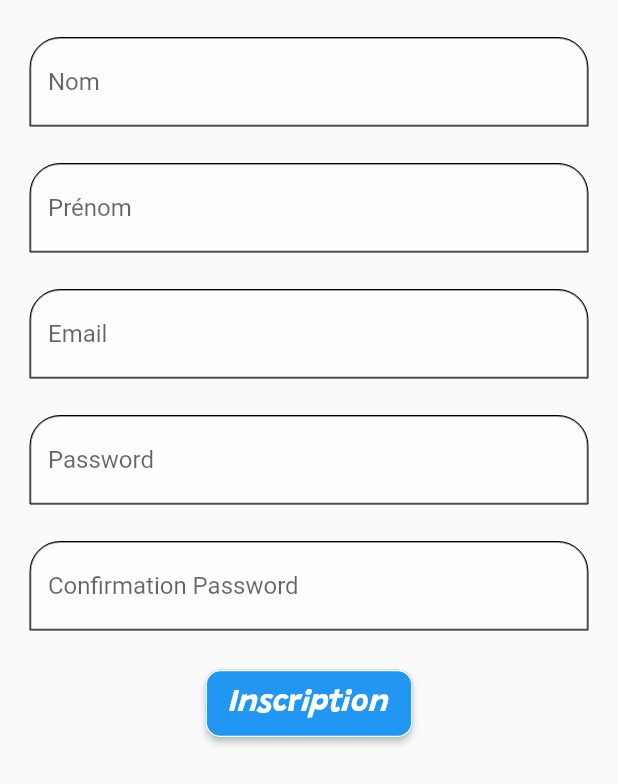
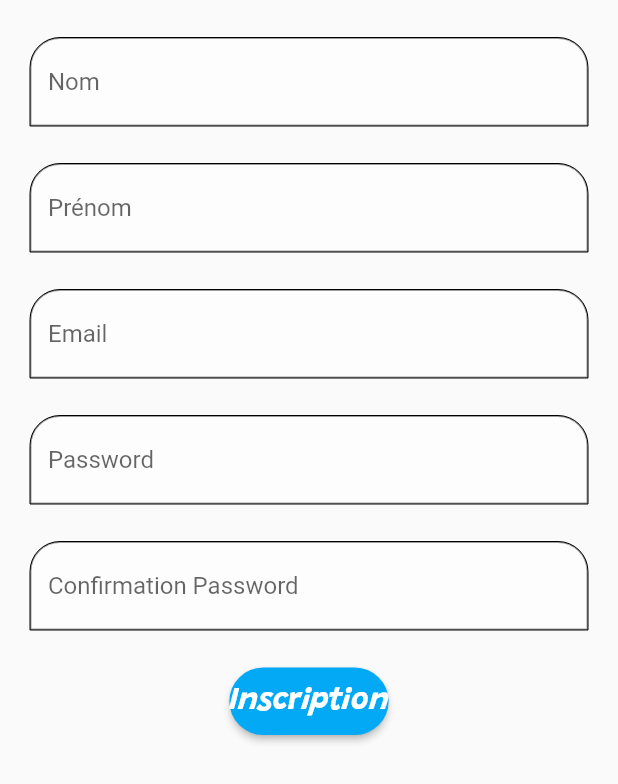
Before and after one commit to waeldghais/chat_app, a Flutter app: the TextBtnI widget shown alone on an empty page, opened directly, on a phone screen of 412 x 824 dp. Shown: the top 784 px of the screen. Run offline on Flutter 3.47's test engine with Material 2 defaults, Android fonts, the phone set to English and light mode, and no system bars; drawn by our look-alikes of rounded_loading_button; our stand-ins replace cloud_firestore, file, firebase_auth, firebase_core, firebase_database, firebase_storage and 4 more; missing offline and left inert: image_downloader; accounts and stored records are empty; network calls fail.

Commit message:
add animation to btt inscri and login

```diff
--- a/lib/ui/text_Btn_Inscri.dart
+++ b/lib/ui/text_Btn_Inscri.dart
@@ -1,6 +1,9 @@
+import 'dart:async';
+
 import 'package:cloud_firestore/cloud_firestore.dart';
 import 'package:firebase_auth/firebase_auth.dart';
 import 'package:flutter/material.dart';
+import 'package:rounded_loading_button/rounded_loading_button.dart';
 
 import 'home/pagehome.dart';
 
@@ -17,7 +20,8 @@ class _Body extends State<TextBtnI> {
   TextEditingController _nom = new TextEditingController();
   TextEditingController _prenom = new TextEditingController();
   final FirebaseFirestore _firestore = FirebaseFirestore.instance;
-
+  final RoundedLoadingButtonController _btnController =
+      new RoundedLoadingButtonController();
   @override
   Widget build(BuildContext context) {
     return Column(children: [
@@ -143,11 +147,19 @@ class _Body extends State<TextBtnI> {
       //Button pour la Inscription
       Padding(
           padding: EdgeInsets.only(left: 20, right: 20, top: 25),
-        child: ButtonTheme(
-            minWidth: 80.0,
+          child: RoundedLoadingButton(
+            width: 100.0,
             height: 45.0,
-            child: RaisedButton(
-              disabledColor: Colors.white,
+            child: Text(
+              'Inscription',
+              style: TextStyle(
+                  fontStyle: FontStyle.italic,
+                  color: Colors.white,
+                  fontWeight: FontWeight.bold,
+                  fontSize: 20,
+                  fontFamily: 'Lobster'),
+            ),
+            controller: _btnController,
             onPressed: () async {
               try {
                 if (_passwordCo.text == _password.text) {
@@ -171,7 +183,9 @@ class _Body extends State<TextBtnI> {
                       },
                     );
                   });
-
+                  Timer(Duration(seconds: 3), () {
+                    _btnController.success();
+                  });
                   Navigator.push(
                       context,
                       MaterialPageRoute(
@@ -186,25 +200,7 @@ class _Body extends State<TextBtnI> {
                 print(error);
               }
             },
-              shape: RoundedRectangleBorder(
-                  borderRadius: BorderRadius.only(
-                    topLeft: Radius.circular(10),
-                    topRight: Radius.circular(10),
-                    bottomLeft: Radius.circular(10),
-                    bottomRight: Radius.circular(10),
-                  ),
-                  side: BorderSide(color: Colors.white)),
-              child: const Text(
-                'Inscription',
-                style: TextStyle(
-                    fontStyle: FontStyle.italic,
-                    color: Colors.white,
-                    fontWeight: FontWeight.bold,
-                    fontSize: 20,
-                    fontFamily: 'Lobster'),
-              ),
           )),
-      )
     ]);
   }
 }
--- a/pubspec.yaml
+++ b/pubspec.yaml
@@ -37,6 +37,8 @@ dependencies:
 
   photo_view: ^0.10.2
   video_player: ^0.10.12+2
+
+  rounded_loading_button: ^1.0.0
 
   # The following adds the Cupertino Icons font to your application.
   # Use with the CupertinoIcons class for iOS style icons.
```
Also changed, not shown: lib/ui/loginP.dart (+56 -22 lines), pubspec.lock. Lines whose indentation alone changed are shown as unchanged.
